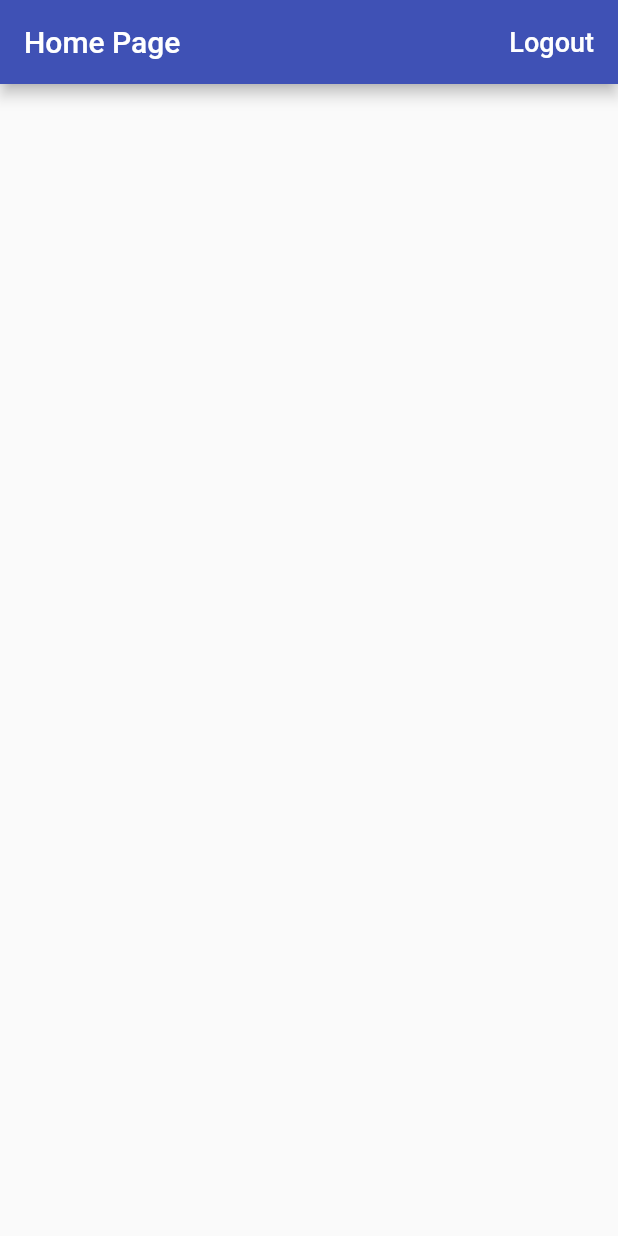
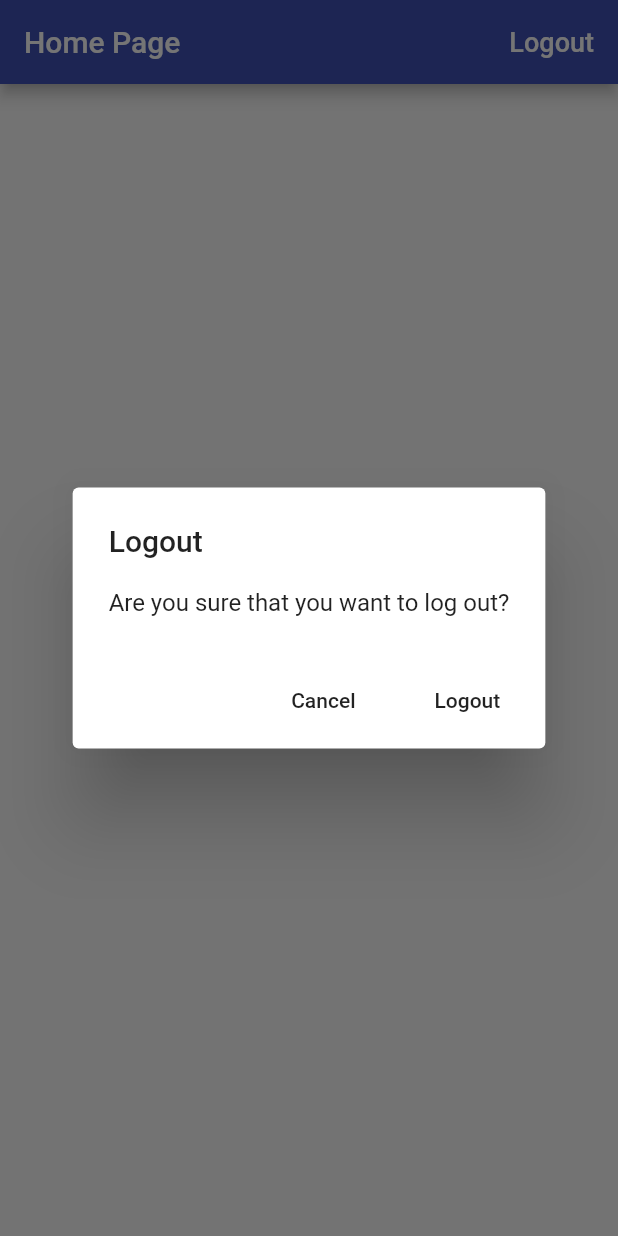
Before and after one commit to clarenceh/time_tracker_flutter_course, a Flutter app: the screen it shows once a user with an empty profile is signed in, after a tap on "Logout", on a phone screen of 412 x 824 dp. Run offline on Flutter 3.47's test engine with Material 2 defaults, Android fonts, the light colour scheme and no system bars; our stand-ins replace firebase_auth, google_sign_in; accounts and stored records are empty.

Commit message:
Finished section 12

```diff
--- a/lib/app/home_page.dart
+++ b/lib/app/home_page.dart
@@ -1,4 +1,5 @@
 import 'package:flutter/material.dart';
+import 'package:time_tracker_flutter_course/common_widgets/platform_alert_dialog.dart';
 import 'package:time_tracker_flutter_course/services/auth.dart';
 
 class HomePage extends StatelessWidget {
@@ -17,6 +18,19 @@ class HomePage extends StatelessWidget {
     }
   }
 
+  Future<void> _confirmSignOut(BuildContext context) async {
+    final didRequestSignOut = await PlatformAlertDialog(
+      title: 'Logout',
+      content: 'Are you sure that you want to log out?',
+      cancelActionText: 'Cancel',
+      defaultActionText: 'Logout',
+    ).show(context);
+
+    if (didRequestSignOut == true) {
+      _signOut();
+    }
+  }
+
   @override
   Widget build(BuildContext context) {
     return Scaffold(
@@ -31,7 +45,7 @@ class HomePage extends StatelessWidget {
                 color: Colors.white,
               ),
             ),
-            onPressed: _signOut,
+            onPressed: () => _confirmSignOut(context),
           ),
         ],
       ),
--- /dev/null
+++ b/lib/common_widgets/platform_alert_dialog.dart
@@ -0,0 +1,95 @@
+import 'dart:io';
+
+import 'package:flutter/material.dart';
+import 'package:flutter/cupertino.dart';
+import 'package:time_tracker_flutter_course/common_widgets/platform_widget.dart';
+
+class PlatformAlertDialog extends PlatformWidget {
+  final String title;
+  final String content;
+  final String cancelActionText;
+  final String defaultActionText;
+
+  Future<bool> show(BuildContext context) async {
+    return Platform.isIOS
+        ? await showCupertinoDialog<bool>(
+            context: context, builder: (context) => this)
+        : await showDialog<bool>(
+            context: context,
+            barrierDismissible: true,
+            builder: (context) => this,
+          );
+  }
+
+  PlatformAlertDialog(
+      {@required this.title,
+      @required this.content,
+        this.cancelActionText,
+      @required this.defaultActionText})
+      : assert(title != null),
+        assert(content != null),
+        assert(defaultActionText != null);
+
+  @override
+  Widget buildCupertinoWidget(BuildContext context) {
+    return CupertinoAlertDialog(
+      title: Text(title),
+      content: Text(content),
+      actions: _buildActions(context),
+    );
+  }
+
+  @override
+  Widget buildMaterialWidget(BuildContext context) {
+    return AlertDialog(
+      title: Text(title),
+      content: Text(content),
+      actions: _buildActions(context),
+    );
+  }
+
+  List<Widget> _buildActions(BuildContext context) {
+    final actions = <Widget>[];
+
+    if (cancelActionText != null) {
+      actions.add(
+        PlatformAlertDialogAction(
+          child: Text(cancelActionText),
+          onPressed: () => Navigator.of(context).pop(false),
+        )
+      );
+    }
+
+    actions.add(
+      PlatformAlertDialogAction(
+        child: Text(defaultActionText),
+        onPressed: () => Navigator.of(context).pop(true),
+      )
+    );
+
+    return actions;
+  }
+}
+
+class PlatformAlertDialogAction extends PlatformWidget {
+  PlatformAlertDialogAction({this.child, this.onPressed});
+
+  final Widget child;
+  final VoidCallback onPressed;
+
+  @override
+  Widget buildCupertinoWidget(BuildContext context) {
+    return CupertinoDialogAction(
+      child: child,
+      onPressed: onPressed,
+    );
+  }
+
+  @override
+  Widget buildMaterialWidget(BuildContext context) {
+    return FlatButton(
+      child: child,
+      onPressed: onPressed,
+    );
+  }
+}
--- /dev/null
+++ b/lib/common_widgets/platform_widget.dart
@@ -0,0 +1,20 @@
+import 'dart:io';
+
+import 'package:flutter/material.dart';
+
+abstract class PlatformWidget extends StatelessWidget {
+
+  Widget buildCupertinoWidget(BuildContext context);
+  Widget buildMaterialWidget(BuildContext context);
+
+  @override
+  Widget build(BuildContext context) {
+
+    if (Platform.isIOS) {
+      return buildCupertinoWidget(context);
+    } else {
+      return buildMaterialWidget(context);
+    }
+
+  }
+}
```
Also changed, not shown: lib/app/sign_in/email_sign_in_form.dart (+36 -5 lines), lib/app/sign_in/email_sign_in_page.dart (+6 -4 lines), lib/app/sign_in/validators.dart (added, +18 -0 lines), 1 other file.
